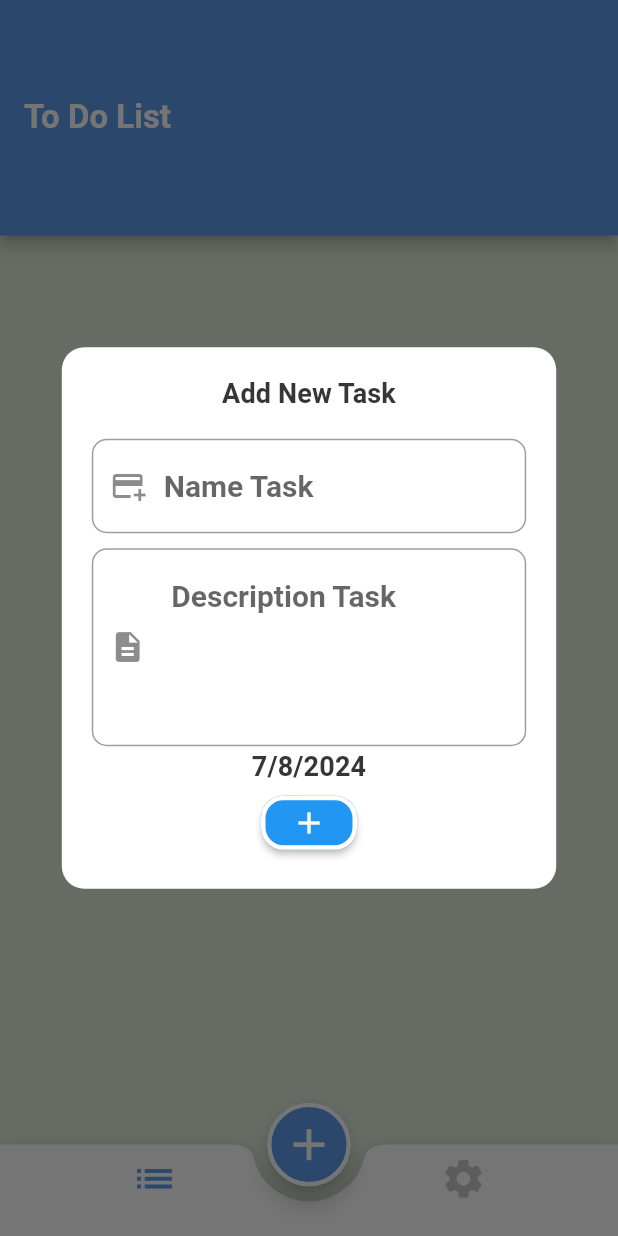
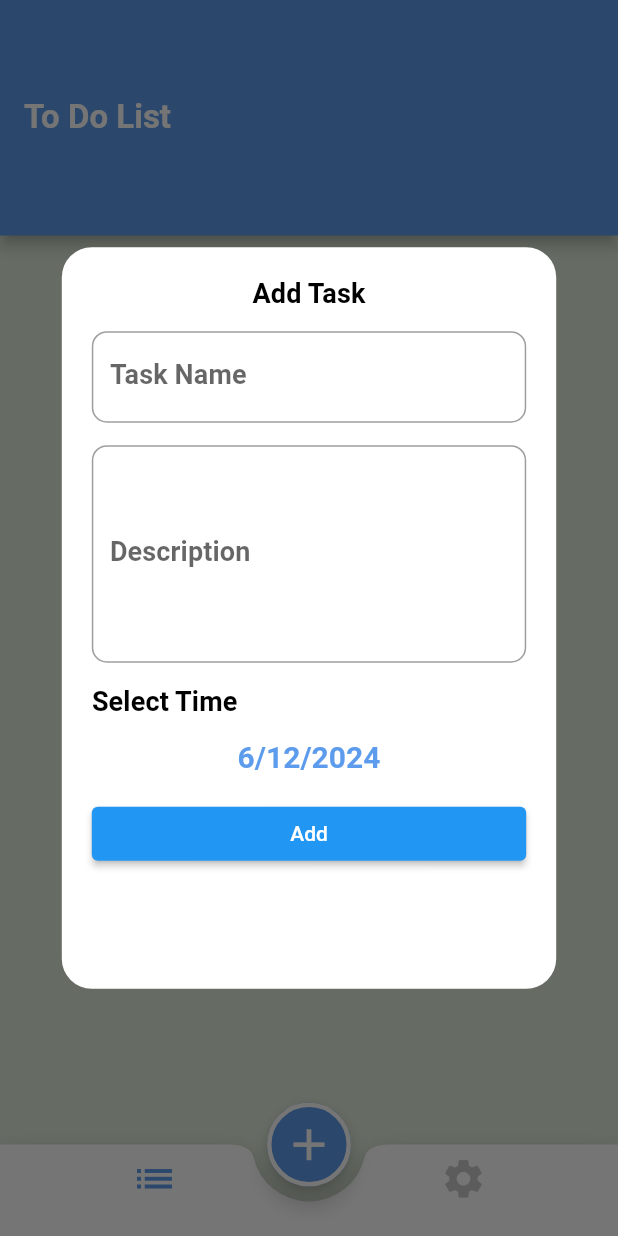
Before and after one commit to Mohamed-Alaa90/todo, a Flutter app: the screen it shows after launch, after a tap on the "add" icon, on a phone screen of 412 x 824 dp. Run offline on Flutter 3.47's test engine with Material 3 defaults, Android fonts, the phone set to English and light mode, and no system bars.

Commit message:
Finish the bottom sheet

```diff
--- a/lib/core/thems/theme.dart
+++ b/lib/core/thems/theme.dart
@@ -5,6 +5,13 @@ import '../constants/my_colors.dart';
 class MyTheme {
   static ThemeData lightTheme = ThemeData(
     useMaterial3: false,
+    bottomSheetTheme: const BottomSheetThemeData(
+      shape: RoundedRectangleBorder(
+        borderRadius: BorderRadius.vertical(
+          top: Radius.circular(20),
+        ),
+      ),
+    ),
     floatingActionButtonTheme: const FloatingActionButtonThemeData(
         backgroundColor: MyColor.primerColor),
     scaffoldBackgroundColor: MyColor.lightColor,
@@ -22,14 +29,15 @@ class MyTheme {
       titleLarge: TextStyle(
           fontSize: 22, fontWeight: FontWeight.w700, color: Colors.white),
       titleMedium: TextStyle(
-          fontSize: 20, fontWeight: FontWeight.w700, color: Colors.white),
+          fontSize: 20,
+          fontWeight: FontWeight.w700,
+          color: MyColor.primerColor),
       titleSmall: TextStyle(
-          fontSize: 18, fontWeight: FontWeight.w700, color: Colors.white),
+          fontSize: 18, fontWeight: FontWeight.w700, color: Colors.black),
     ),
   );
   static ThemeData darkTheme = ThemeData(
     useMaterial3: false,
-
     floatingActionButtonTheme: const FloatingActionButtonThemeData(
         backgroundColor: MyColor.primerColor),
     scaffoldBackgroundColor: MyColor.darkColor,
--- a/lib/core/ui_helpers/bottom_sheets.dart
+++ /dev/null
@@ -1,111 +0,0 @@
-import 'package:flutter/material.dart';
-import 'package:todo/core/constants/my_colors.dart';
-import 'package:todo/core/ui_helpers/text_form_field.dart';
-
-void showCustomBottomSheet(BuildContext context) {
-  final TextEditingController titleController = TextEditingController();
-  final TextEditingController descriptionController = TextEditingController();
-  final GlobalKey<FormState> formKey = GlobalKey<FormState>();
-  showModalBottomSheet(
-
-    backgroundColor: Colors.transparent,
-    isScrollControlled: true,
-    context: context,
-    shape: const RoundedRectangleBorder(
-      borderRadius: BorderRadius.vertical(
-        top: Radius.circular(20),
-      ),
-    ),
-    builder: (context) {
-      return Center(
-        child: SingleChildScrollView(
-          child: Container(
-            decoration: BoxDecoration(
-              color: Colors.white,
-              borderRadius: BorderRadius.circular(15),
-            ),
-            width: MediaQuery.of(context).size.width * 0.8,
-            padding: const EdgeInsets.all(20),
-            child: Form(
-              key: formKey,
-              child: Column(
-                mainAxisSize: MainAxisSize.min,
-                //crossAxisAlignment: CrossAxisAlignment.start,
-                children: [
-                  Text(
-                    'Add New Task',
-                    textAlign: TextAlign.center,
-                    style: Theme.of(context)
-                        .textTheme
-                        .titleSmall
-                        ?.copyWith(color: MyColor.blackColor),
-                  ),
-                  const SizedBox(
-                    height: 20,
-                  ),
-                  CustomTextFormField(
-                      validator: (value) {
-                        if (value == null || value.isEmpty) {
-                          return "Please Enter Name";
-                        }
-                        return null;
-                      },
-                      style: const TextStyle(color: MyColor.blackColor),
-                      prefixIcon: Icons.add_card,
-                      controller: titleController,
-                      hintText: "Name Task"),
-                  const SizedBox(
-                    height: 10,
-                  ),
-                  CustomTextFormField(
-                      validator: (value) {
-                        if (value == null || value.isEmpty) {
-                          return "Please Enter Description";
-                        }
-                        return null;
-                      },
-                      maxLines: 4,
-                      style: const TextStyle(color: MyColor.blackColor),
-                      prefixIcon: Icons.description,
-                      controller: descriptionController,
-                      hintText: " Description Task"),
-                  const SizedBox(
-                    height: 3,
-                  ),
-                  Text(
-                    "7/8/2024",
-                    textAlign: TextAlign.center,
-                    style: Theme.of(context)
-                        .textTheme
-                        .titleSmall!
-                        .copyWith(color: MyColor.blackColor),
-                  ),
-                  const SizedBox(
-                    height: 3,
-                  ),
-                  ElevatedButton(
-                    style: ElevatedButton.styleFrom(
-                      shape: RoundedRectangleBorder(
-                        borderRadius: BorderRadius.circular(15),
-                      ),
-                      side: const BorderSide(color: Colors.white, width: 3),
-                    ),
-                    onPressed: () {
-                      if (formKey.currentState!.validate()) {
-                        final taskName = titleController.text.trim();
-                        final taskDescription = descriptionController.text.trim();
-
-                        Navigator.of(context).pop();
-                      }
-                    },
-                    child: const Icon(Icons.add),
-                  )
-                ],
-              ),
-            ),
-          ),
-        ),
-      );
-    },
-  );
-}
--- a/lib/core/ui_helpers/text_form_field.dart
+++ b/lib/core/ui_helpers/text_form_field.dart
@@ -1,21 +1,24 @@
 import 'package:flutter/material.dart';
 
 class CustomTextFormField extends StatelessWidget {
-  final TextEditingController controller;
-  final String hintText;
+  final TextEditingController? controller;
+  final String? hintText;
+  final String? labelText;
   final String? Function(String?)? validator;
   final TextInputType keyboardType;
   final IconData? prefixIcon;
   final IconData? suffixIcon;
   final bool isPassword;
-  final TextStyle? style ;
+  final TextStyle? style;
   final VoidCallback? onSuffixPressed;
-  final int?  maxLines;
+  final ValueChanged<String>? onChanged; // Change to ValueChanged<String>
+  final int? maxLines;
+  final TextInputAction? textInputAction;
 
   const CustomTextFormField({
     super.key,
-    required this.controller,
-    required this.hintText,
+    this.controller,
+    this.hintText,
     this.validator,
     this.keyboardType = TextInputType.text,
     this.prefixIcon,
@@ -23,19 +26,25 @@ class CustomTextFormField extends StatelessWidget {
     this.isPassword = false,
     this.onSuffixPressed,
     this.style,
-    this. maxLines,
+    this.maxLines,
+    this.textInputAction,
+    this.labelText,
+    this.onChanged, // Ensure onChanged is required and has a ValueChanged<String> type
   });
 
   @override
   Widget build(BuildContext context) {
     return TextFormField(
-      maxLines:  maxLines,
+      onChanged: onChanged, // Directly pass the onChanged callback here
+      textInputAction: textInputAction,
+      maxLines: maxLines,
       style: style,
       controller: controller,
       keyboardType: keyboardType,
       obscureText: isPassword,
       validator: validator,
       decoration: InputDecoration(
+        labelText: labelText,
         hintText: hintText,
         border: OutlineInputBorder(
           borderRadius: BorderRadius.circular(10),
--- a/lib/screens/home/home.dart
+++ b/lib/screens/home/home.dart
@@ -1,6 +1,9 @@
 import 'package:flutter/material.dart';
 import 'package:todo/core/thems/theme.dart';
-import 'package:todo/core/ui_helpers/bottom_sheets.dart';
+import 'package:todo/screens/setting/setting.dart';
+import 'package:todo/screens/tasks/tasks_list.dart';
+
+import '../tasks/add_task_bottom_sheet.dart';
 
 class Home extends StatefulWidget {
   const Home({super.key});
@@ -10,6 +13,7 @@ class Home extends StatefulWidget {
 }
 
 int selectIndex = 0;
+//final List<Widget> screens = [Setting(), TasksListScreen()];
 
 class _HomeState extends State<Home> {
   @override
@@ -63,7 +67,17 @@ class _HomeState extends State<Home> {
             ],
           ),
         ),
+        body: selectIndex == 0 ? TasksListScreen() : Setting(),
       ),
     );
   }
+
+  void showCustomBottomSheet(BuildContext context) {
+    showModalBottomSheet(
+      backgroundColor: Colors.transparent,
+      isScrollControlled: true,
+      context: context,
+      builder: (context) => AddTaskBottomSheet(),
+    );
+  }
 }
--- /dev/null
+++ b/lib/screens/setting/setting.dart
@@ -0,0 +1,10 @@
+import 'package:flutter/material.dart';
+
+class Setting extends StatelessWidget {
+  const Setting({super.key});
+
+  @override
+  Widget build(BuildContext context) {
+    return const Placeholder();
+  }
+}
--- /dev/null
+++ b/lib/screens/tasks/add_task_bottom_sheet.dart
@@ -0,0 +1,121 @@
+import 'package:flutter/material.dart';
+import 'package:todo/core/ui_helpers/text_form_field.dart';
+
+class AddTaskBottomSheet extends StatefulWidget {
+  const AddTaskBottomSheet({super.key});
+
+  @override
+  State<AddTaskBottomSheet> createState() => _AddTaskBottomSheetState();
+}
+
+final _formKey = GlobalKey<FormState>();
+var selectedDate = DateTime.now();
+String title = "";
+String description = "";
+
+class _AddTaskBottomSheetState extends State<AddTaskBottomSheet> {
+  @override
+  Widget build(BuildContext context) {
+    return Center(
+      child: Container(
+        padding: const EdgeInsets.all(20),
+        width: MediaQuery.of(context).size.width * 0.8,
+        height: MediaQuery.of(context).size.height * 0.6,
+        decoration: BoxDecoration(
+          color: Colors.white,
+          borderRadius: BorderRadius.circular(20),
+        ),
+        child: SingleChildScrollView(
+          child: Form(
+            key: _formKey,
+            child: Column(
+              mainAxisSize: MainAxisSize.min,
+              crossAxisAlignment: CrossAxisAlignment.stretch,
+              children: [
+                Text(
+                  'Add Task',
+                  textAlign: TextAlign.center,
+                  style: Theme.of(context).textTheme.titleSmall,
+                ),
+                const SizedBox(
+                  height: 15,
+                ),
+                CustomTextFormField(
+                  onChanged: (value) {
+                    title = title;
+                  },
+                  validator: (value) {
+                    return value?.isEmpty == true ? "enter name" : null;
+                  },
+                  style: Theme.of(context).textTheme.titleSmall,
+                  labelText: "Task Name",
+                  hintText: "Enter Task Name",
+                ),
+                const SizedBox(
+                  height: 15,
+                ),
+                CustomTextFormField(
+                  onChanged: (value) {
+                    description = value;
+                  },
+                  validator: (value) {
+                    return value?.isEmpty == true ? "Enter Description" : null;
+                  },
+                  hintText: "Enter Description",
+                  maxLines: 5,
+                  style: Theme.of(context).textTheme.titleSmall,
+                  labelText: "Description",
+                ),
+                const SizedBox(
+                  height: 15,
+                ),
+                Text(
+                  "Select Time",
+                  style: Theme.of(context).textTheme.titleSmall,
+                ),
+                const SizedBox(
+                  height: 3,
+                ),
+                TextButton(
+                  onPressed: () {
+                    showCalender();
+                  },
+                  child: Text(
+                    "${selectedDate.day}/${selectedDate.month}/${selectedDate.year}",
+                    style: Theme.of(context).textTheme.titleMedium,
+                    textAlign: TextAlign.center,
+                  ),
+                ),
+                const SizedBox(
+                  height: 3,
+                ),
+                ElevatedButton(
+                  onPressed: () {
+                    if (_formKey.currentState?.validate() == true) {}
+                    Navigator.of(context).pop();
+                  },
+                  child: const Text("Add"),
+                )
+              ],
+            ),
+          ),
+        ),
+      ),
+    );
+  }
+
+  void showCalender() async {
+    var chosenDate = await showDatePicker(
+      context: context,
+      initialDate: DateTime.now(),
+      firstDate: DateTime.now(),
+      lastDate: DateTime.now().add(
+        const Duration(days: 365),
+      ),
+    );
+    if (chosenDate != null) {
+      selectedDate = chosenDate;
+      setState(() {});
+    }
+  }
+}
--- /dev/null
+++ b/lib/screens/tasks/tasks_list.dart
@@ -0,0 +1,14 @@
+import 'package:flutter/material.dart';
+
+class TasksListScreen extends StatelessWidget {
+  const TasksListScreen({super.key});
+
+  @override
+  Widget build(BuildContext context) {
+    return Column(
+      children: [
+
+      ],
+    );
+  }
+}
--- a/pubspec.yaml
+++ b/pubspec.yaml
@@ -35,6 +35,7 @@ dependencies:
   # The following adds the Cupertino Icons font to your application.
   # Use with the CupertinoIcons class for iOS style icons.
   cupertino_icons: ^1.0.8
+  easy_date_timeline:
 
 dev_dependencies:
   flutter_test:
```
Also changed, not shown: pubspec.lock.
